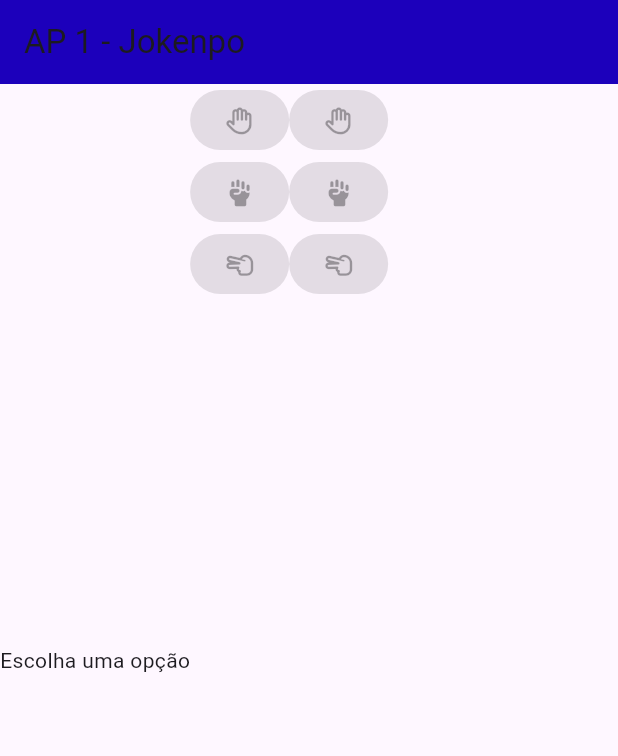
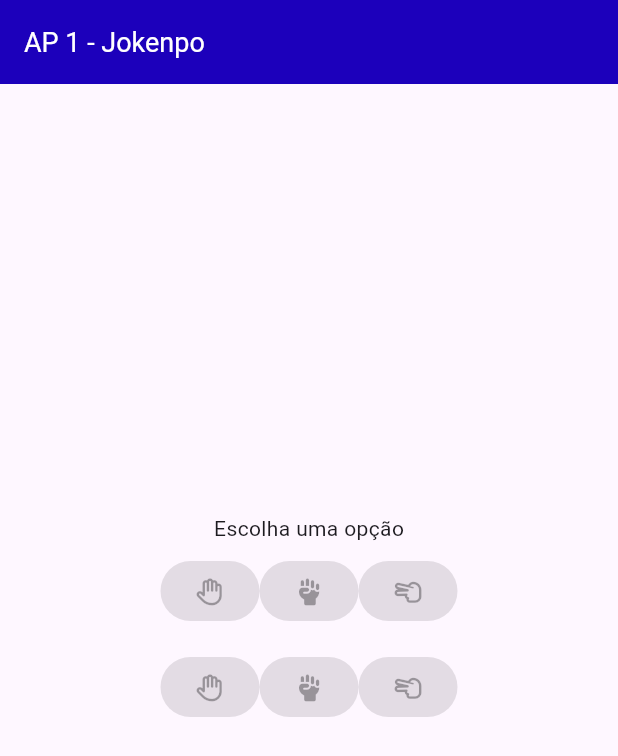
Before and after one commit to pedrocoelho04/flutter_application_jokenpo, a Flutter app: the screen it shows after launch, on a phone screen of 412 x 824 dp. Shown: the top 756 px of the screen. Run offline on Flutter 3.47's test engine with Material 3 defaults, Android fonts, the phone set to English and light mode, and no system bars; our stand-ins replace font_awesome_flutter.

Commit message:
Update: Refatorado estrutura do codigo

```diff
--- a/lib/main.dart
+++ b/lib/main.dart
@@ -5,7 +5,7 @@ void main() {
   runApp(const MainApp());
 }
 
-class MainApp extends StatefulWidget{
+class MainApp extends StatefulWidget {
   const MainApp({super.key});
 
   @override
@@ -13,58 +13,72 @@ class MainApp extends StatefulWidget{
 }
 
 class _MainAppState extends State<MainApp> {
-
   String? op_player;
   String? op_sistema;
   List<String> opcoes = ["Pedra", "Papel", "Tesoura"];
 
-
-
   @override
-  Widget build(BuildContext context){
+  Widget build(BuildContext context) {
     return MaterialApp(
+      debugShowCheckedModeBanner: false,
       home: Scaffold(
         appBar: AppBar(
-          title: Text("AP 1 - Jokenpo"),
+          title: Text(
+            "AP 1 - Jokenpo",
+            style: TextStyle(fontSize: 18, color: Colors.white),
+          ),
           backgroundColor: Color.fromARGB(255, 28, 0, 187),
         ),
-        body: Row(
+        body: Center(
+          child: Padding(padding: EdgeInsets.all(8.0),
+          child: Column(
+            mainAxisAlignment: MainAxisAlignment.center,
             children: [
-            Center(child: Text("Escolha uma opção")),
-            Column(
+              Text("Escolha uma opção"),
+              Padding(
+                padding: const EdgeInsets.all(8.0),
+                child: Row(
+                  mainAxisAlignment: MainAxisAlignment.center,
                   children: [
                     ElevatedButton(
                       onPressed: null,
-                  child: Icon(FontAwesomeIcons.hand.data)
+                      child: Icon(FontAwesomeIcons.hand.data),
                     ),
                     ElevatedButton(
                       onPressed: null,
-                  child: Icon(FontAwesomeIcons.handFist.data)
+                      child: Icon(FontAwesomeIcons.handFist.data),
                     ),
                     ElevatedButton(
                       onPressed: null,
-                  child: Icon(FontAwesomeIcons.handScissors.data)
+                      child: Icon(FontAwesomeIcons.handScissors.data),
                     ),
                   ],
                 ),
-            Column(
+              ),
+              Padding(
+                padding: EdgeInsets.all(8.0),
+                child: Row(
+                  mainAxisAlignment: MainAxisAlignment.center,
                   children: [
                     ElevatedButton(
                       onPressed: null,
-                  child: Icon(FontAwesomeIcons.hand.data)
+                      child: Icon(FontAwesomeIcons.hand.data),
                     ),
                     ElevatedButton(
                       onPressed: null,
-                  child: Icon(FontAwesomeIcons.handFist.data)
+                      child: Icon(FontAwesomeIcons.handFist.data),
                     ),
                     ElevatedButton(
                       onPressed: null,
-                  child: Icon(FontAwesomeIcons.handScissors.data)
+                      child: Icon(FontAwesomeIcons.handScissors.data),
                     ),
                   ],
                 ),
-            TextButton(onPressed: null, child: Container(),)
+              ),
+              TextButton(onPressed: null, child: Container()),
             ],
+          ),
+          ),
         ),
       ),
     );
```
Lines whose indentation alone changed are shown as unchanged.
